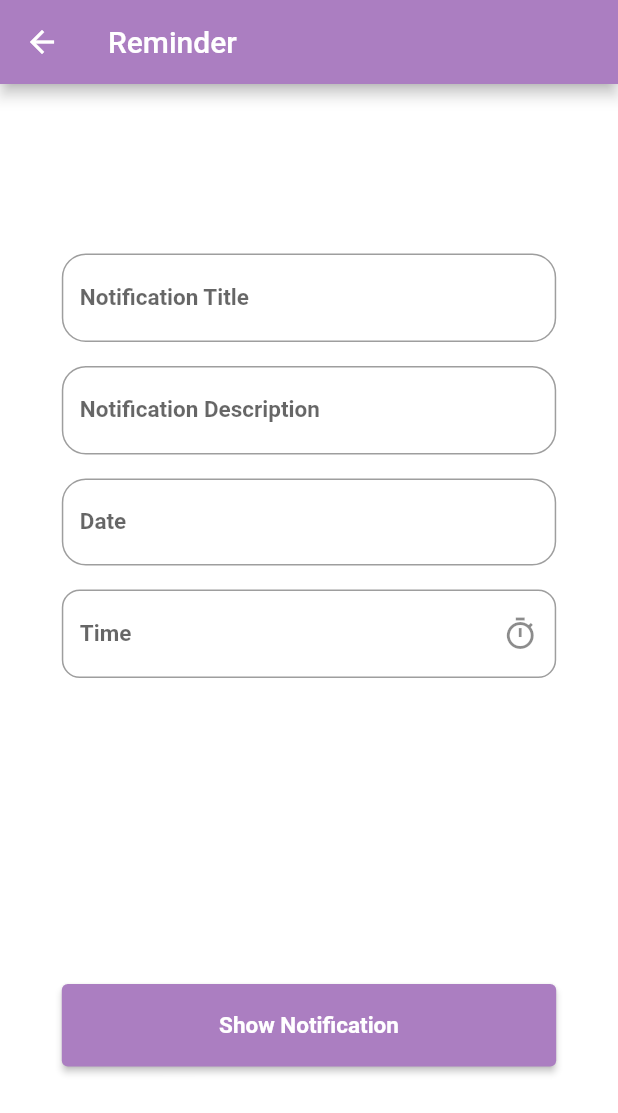
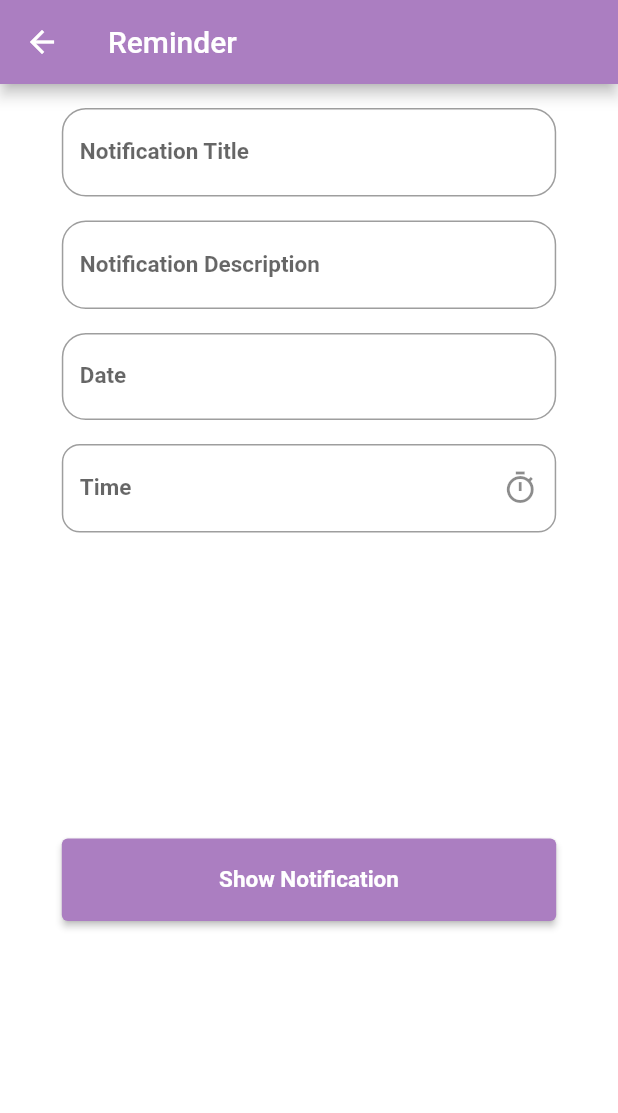
Before and after one commit to SalmaAlbakr/MindSetApp, a Flutter app: the screen it shows after launch, after a tap on "Reminder", on a phone screen of 412 x 824 dp. Shown: the top 1113 px of the screen. Run offline on Flutter 3.47's test engine with Material 2 defaults, Android fonts, the phone set to English and light mode, and no system bars; drawn by our look-alikes of date_time_picker; our stand-ins replace bloc, equatable, flutter_bloc, flutter_local_notifications, flutter_slidable, fluttertoast and 7 more; missing offline and left inert: animation_wrappers, dart_random_choice; accounts and stored records are empty.

Commit message:
toss app

```diff
--- a/lib/home/splash_screen.dart
+++ b/lib/home/splash_screen.dart
@@ -15,7 +15,7 @@ class _SplashScreenState extends State<SplashScreen> {
   void initState() {
     super.initState();
     Timer (Duration(seconds: 4),(){
-      Navigator.push(
+      Navigator.pushReplacement(
           context , MaterialPageRoute(builder: (context) => MainPage()));
     });
   }
--- a/lib/reminder/remender_Screen.dart
+++ b/lib/reminder/remender_Screen.dart
@@ -87,9 +87,11 @@ class _ReminderState extends State<Reminder> {
       body: Center(
         child: Container(
           width: MediaQuery.of(context).size.width * 0.8,
-          child: Column(
-            mainAxisSize: MainAxisSize.min,
+          child: ListView(
+           // mainAxisSize: MainAxisSize.min,
             children: [
+              const SizedBox(
+                  height: 16),
               TextField(
                 controller: _title,
                 decoration: InputDecoration(
@@ -176,7 +178,7 @@ class _ReminderState extends State<Reminder> {
                         }
 
                         _time.text =
-                        "${slectedTime.hour}:${slectedTime.minute}:${slectedTime.period.toString()}";
+                        "${slectedTime.hour}:${slectedTime.minute}.${slectedTime.period.name}";
 
                         DateTime newDT = DateTime(
                           dateTime.year,
```
